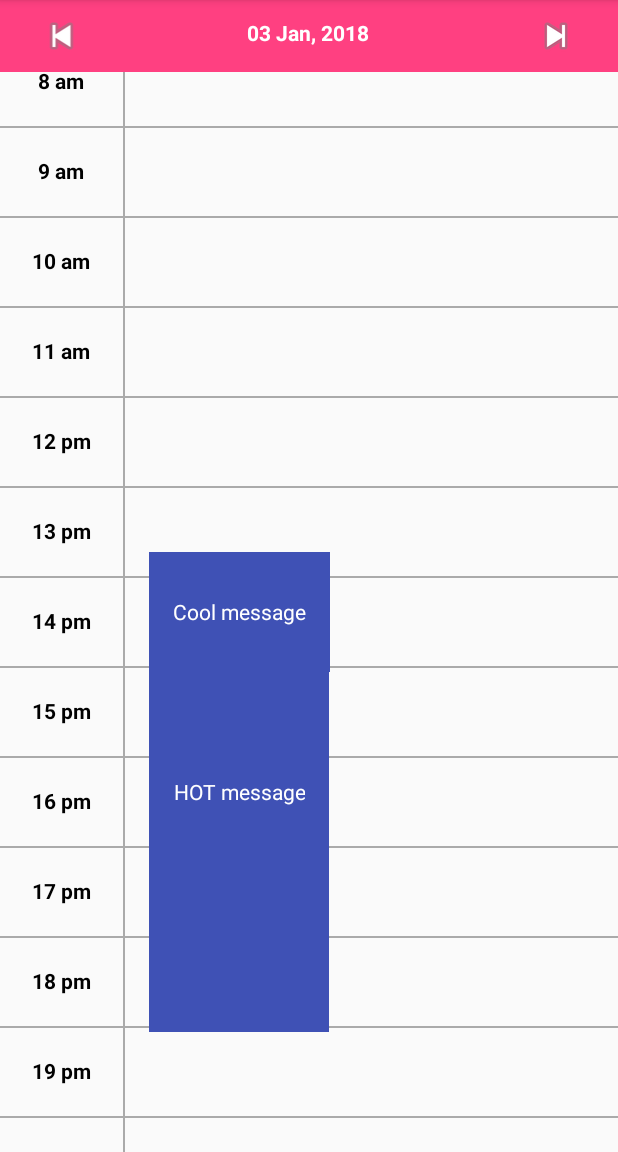
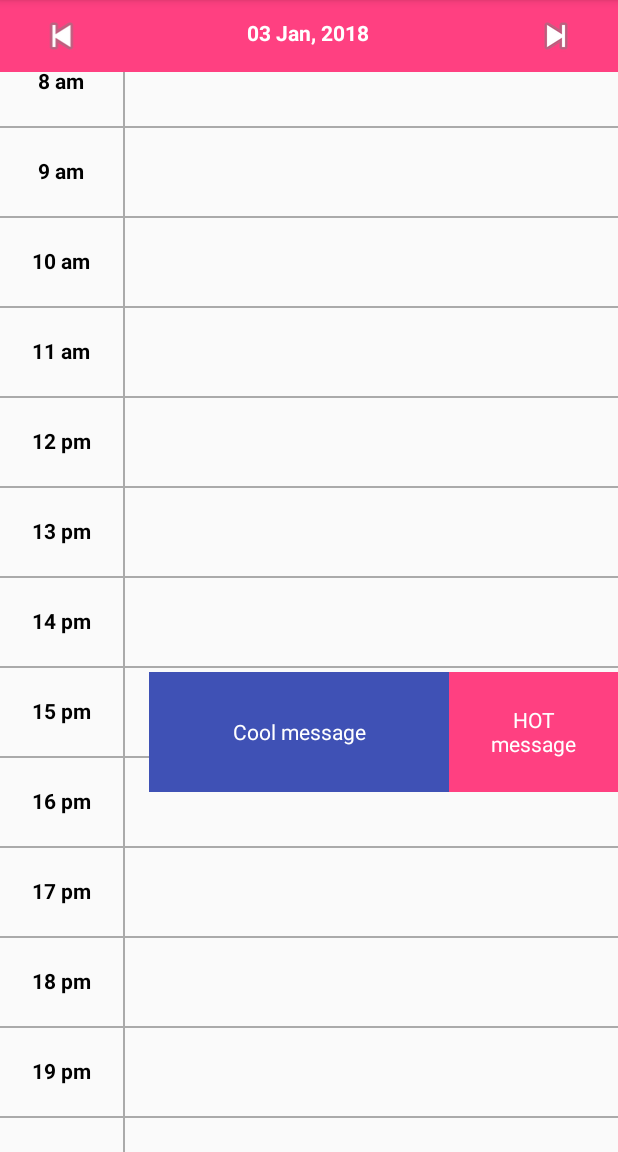
Before and after one commit to janpatrix/DailyDiary, an Android app: the screen it shows after launch (CalendarActivity), scrolled down 504 dp, on a phone screen of 412 x 824 dp, the part 84-1236 px from its top. Run offline under Robolectric (Android 15) with nearby library versions, the phone set to English and light mode, and no system bars.

Commit message:
Added multiple events

```diff
--- a/app/src/main/java/com/example/janpatrix/dailydiary/Activities/CalendarActivity.java
+++ b/app/src/main/java/com/example/janpatrix/dailydiary/Activities/CalendarActivity.java
@@ -9,6 +9,7 @@ import android.widget.ImageView;
 import android.widget.LinearLayout;
 import android.widget.RelativeLayout;
 import android.widget.TextView;
+import android.widget.Toast;
 
 import com.example.janpatrix.dailydiary.Events.EventLab;
 import com.example.janpatrix.dailydiary.R;
@@ -26,28 +27,40 @@ public class CalendarActivity extends AppCompatActivity {
     private ImageView nextDay;
     private TextView currentDate;
     private Calendar calendar = Calendar.getInstance();
-    private Calendar eventCalendar = Calendar.getInstance();
+    private Calendar fromCalendar = Calendar.getInstance();
+    private Calendar toCalendar = Calendar.getInstance();
     private RelativeLayout mLayout;
     private int eventIndex;
     private EventLab eventLab;
     private EventObject event1;
     private EventObject event2;
+    private EventObject event3;
+    private EventObject event4;
+    private EventObject event5;
 
     @Override
     protected void onCreate(Bundle savedInstanceState) {
         super.onCreate(savedInstanceState);
         setContentView(R.layout.activity_calendar);
 
-        eventCalendar.add(Calendar.HOUR_OF_DAY, 1);
+        fromCalendar.add(Calendar.HOUR_OF_DAY, 1);
+        toCalendar.add(Calendar.HOUR_OF_DAY, 2);
         eventLab = EventLab.get(this);
-        event1 = new EventObject(1, "Cool message", calendar.getTime(), eventCalendar.getTime());
+        eventLab.deleteDatabaseItems();
 
-        eventCalendar.add(Calendar.HOUR_OF_DAY, 3);
+        event1 = new EventObject(1, "Cool message", fromCalendar.getTime(), toCalendar.getTime());
+        event2 = new EventObject(2, "HOT message", fromCalendar.getTime(), toCalendar.getTime());
+        event3 = new EventObject(2, "Mega message", fromCalendar.getTime(), toCalendar.getTime());
+        event4 = new EventObject(2, "Giga message", fromCalendar.getTime(), toCalendar.getTime());
+        event5 = new EventObject(2, "Omega message", fromCalendar.getTime(), toCalendar.getTime());
 
-        event2 = new EventObject(2, "HOT message", calendar.getTime(), eventCalendar.getTime());
 
         eventLab.addEvent(event1);
         eventLab.addEvent(event2);
+        eventLab.addEvent(event3);
+        eventLab.addEvent(event4);
+        eventLab.addEvent(event5);
+
 
         mLayout = findViewById(R.id.left_event_column);
         eventIndex = mLayout.getChildCount();
@@ -95,6 +108,7 @@ public class CalendarActivity extends AppCompatActivity {
     }
 
     private void displayDailyEvents(){
+        int count = 0;
         Date calendarDate = calendar.getTime();
         List<EventObject> dailyEvents = eventLab.getEvents();
         for(EventObject event : dailyEvents){
@@ -102,8 +116,9 @@ public class CalendarActivity extends AppCompatActivity {
             Date endDate = event.getEnd();
             String eventMessage = event.getMessage();
             int eventBlockHeight = getEventTimeFrame(eventDate, endDate);
-            Log.d("TEST", "Height " + eventBlockHeight);
-            displayEventSection(eventDate, eventBlockHeight, eventMessage);
+            Log.d("TEST", "XCount: " + count);
+            displayEventSection(eventDate, eventBlockHeight, eventMessage, count);
+            count++;
         }
     }
 
@@ -117,7 +132,7 @@ public class CalendarActivity extends AppCompatActivity {
         return (hours * 60) + ((minutes * 60) / 100);
     }
 
-    private void displayEventSection(Date eventDate, int height, String message){
+    private void displayEventSection(Date eventDate, int height, String message, int count){
         SimpleDateFormat timeFormatter = new SimpleDateFormat("HH:mm", Locale.ENGLISH);
         String displayValue = timeFormatter.format(eventDate);
         String[]hourMinutes = displayValue.split(":");
@@ -127,22 +142,38 @@ public class CalendarActivity extends AppCompatActivity {
         Log.d("Test", "Minutes value " + minutes);
         int topViewMargin = (hours * 60) + ((minutes * 60) / 100);
         Log.d("Test", "Margin top " + topViewMargin);
-        createEventView(topViewMargin,height, message);
+        createEventView(topViewMargin,height, message, count);
     }
 
-    private void createEventView(int topMargin, int height, String message){
+    private void createEventView(int topMargin, int height, final String message, int count){
         TextView mEventView = new TextView(CalendarActivity.this);
         RelativeLayout.LayoutParams lParam = new RelativeLayout.LayoutParams(LinearLayout.LayoutParams.WRAP_CONTENT, LinearLayout.LayoutParams.WRAP_CONTENT);
         lParam.addRule(RelativeLayout.ALIGN_PARENT_TOP);
         lParam.topMargin = topMargin * 2;
-        lParam.leftMargin = 24;
+        lParam.leftMargin = 24 + (count * height * 5);
+
         mEventView.setLayoutParams(lParam);
         mEventView.setPadding(24, 0, 24, 0);
         mEventView.setHeight(height * 2);
+        mEventView.setWidth(height * 5);
         mEventView.setGravity(0x11);
         mEventView.setTextColor(Color.parseColor("#ffffff"));
         mEventView.setText(message);
-        mEventView.setBackgroundColor(Color.parseColor("#3F51B5"));
+        if (count == 0)
+            mEventView.setBackgroundColor(Color.parseColor("#3F51B5"));
+        else if(count == 1)
+            mEventView.setBackgroundColor(Color.parseColor("#FF4081"));
+        else
+            mEventView.setBackgroundColor(Color.parseColor("#aaaaaa"));
+
         mLayout.addView(mEventView, eventIndex - 1);
+
+        mEventView.setOnClickListener(new View.OnClickListener() {
+            @Override
+            public void onClick(View view) {
+                Toast toast = Toast.makeText(getApplicationContext(), message, Toast.LENGTH_SHORT);
+                toast.show();
+            }
+        });
     }
 }
--- a/app/src/main/java/com/example/janpatrix/dailydiary/Events/EventLab.java
+++ b/app/src/main/java/com/example/janpatrix/dailydiary/Events/EventLab.java
@@ -3,7 +3,9 @@ package com.example.janpatrix.dailydiary.Events;
 import android.content.ContentValues;
 import android.content.Context;
 import android.database.Cursor;
+import android.database.SQLException;
 import android.database.sqlite.SQLiteDatabase;
+import android.util.Log;
 
 import com.example.janpatrix.dailydiary.Database.EventBaseHelper;
 import com.example.janpatrix.dailydiary.Database.EventCursorWrapper;
@@ -40,6 +42,14 @@ public class EventLab {
         }
 
         return mEventLab;
+    }
+
+    public void deleteDatabaseItems(){
+        try {
+            mDatabase.execSQL("DELETE FROM " + EventTable.NAME);
+        } catch (SQLException e) {
+            Log.d("SQL", e.toString());
+        }
     }
 
     public List<EventObject> getEvents(){
```
